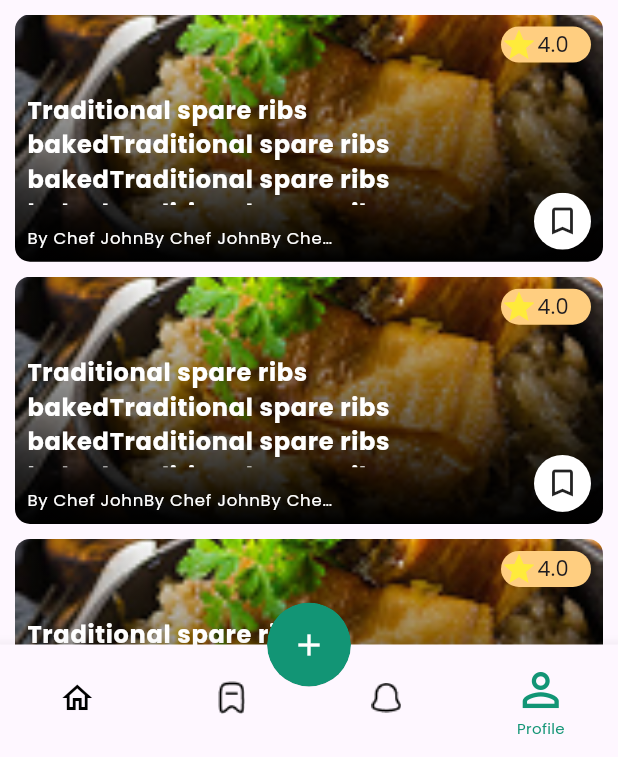
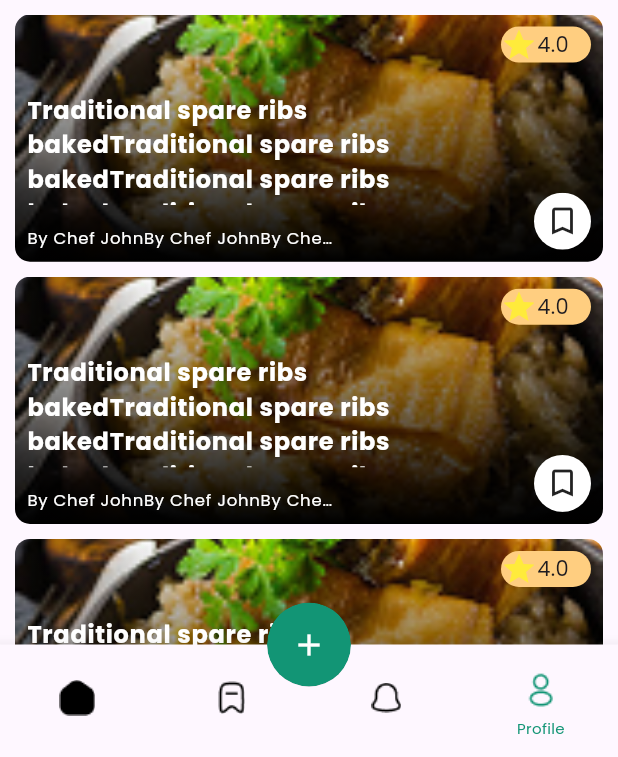
Before and after one commit to abdulrehman202/recipe_app, a Flutter app: the MainScreen screen opened directly, item 4 of the bottom bar chosen, on a phone screen of 412 x 824 dp, the part 479-1236 px from its top. Run offline on Flutter 3.47's test engine with Material 3 defaults, Android fonts, the phone set to English and light mode, and no system bars; drawn by our look-alikes of chips_choice, readmore.

Commit message:
profile icon added

```diff
--- a/lib/Constants.dart
+++ b/lib/Constants.dart
@@ -20,6 +20,7 @@ class Constants{
   static String HOME_ICON = 'home.png';
   static String NOTIFICATION_ICON = 'notification.png';
   static String SAVE_ICON = 'save.png';
+  static String PROFILE_ICON = 'profile.png';
 
 
   static Color BUTTON_COLOR = Color(0xff129575);
--- a/lib/View/main_screen.dart
+++ b/lib/View/main_screen.dart
@@ -29,8 +29,8 @@ class _MainScreenState extends State<MainScreen> {
   Widget _bottomNavBar() {
 
     double fontSize = 10;
-    Icon iconHome = const Icon(
-      Icons.home_outlined
+    ImageIcon iconHome =  ImageIcon(
+      AssetImage(Constants.BASE_IMG_PATH+Constants.HOME_ICON),
     );
     ImageIcon iconSave = ImageIcon(
       AssetImage(Constants.BASE_IMG_PATH+Constants.SAVE_ICON),
@@ -38,8 +38,8 @@ class _MainScreenState extends State<MainScreen> {
     ImageIcon iconNotification =  ImageIcon(
       AssetImage(Constants.BASE_IMG_PATH+Constants.NOTIFICATION_ICON),
     );
-    Icon iconProfile =  const Icon(
-      Icons.person_outline_outlined
+    ImageIcon iconProfile =  ImageIcon(
+      AssetImage(Constants.BASE_IMG_PATH+Constants.PROFILE_ICON),
     );
     return Container(
       constraints: const BoxConstraints(minHeight: 75),
--- a/lib/View/recipe_view_screen.dart
+++ b/lib/View/recipe_view_screen.dart
@@ -64,7 +64,7 @@ class _RecipeViewScreenState extends State<RecipeViewScreen>
                   mainAxisAlignment: MainAxisAlignment.spaceBetween,
                   children: [
                     const Row(crossAxisAlignment: CrossAxisAlignment.end, children: [
-                      Icon(Icons.fastfood_outlined),
+                      Icon(Icons.room_service_outlined),
                       Text('1 Serve'),
                     ]),
                     _tabsContent()
--- a/pubspec.yaml
+++ b/pubspec.yaml
@@ -76,6 +76,7 @@ flutter:
     - assets/images/home.png
     - assets/images/notification.png
     - assets/images/save.png
+    - assets/images/profile.png
 
   # An image asset can refer to one or more resolution-specific "variants", see
   # https://flutter.dev/to/resolution-aware-images
```
Also changed, not shown: assets/images/profile.png (added).
